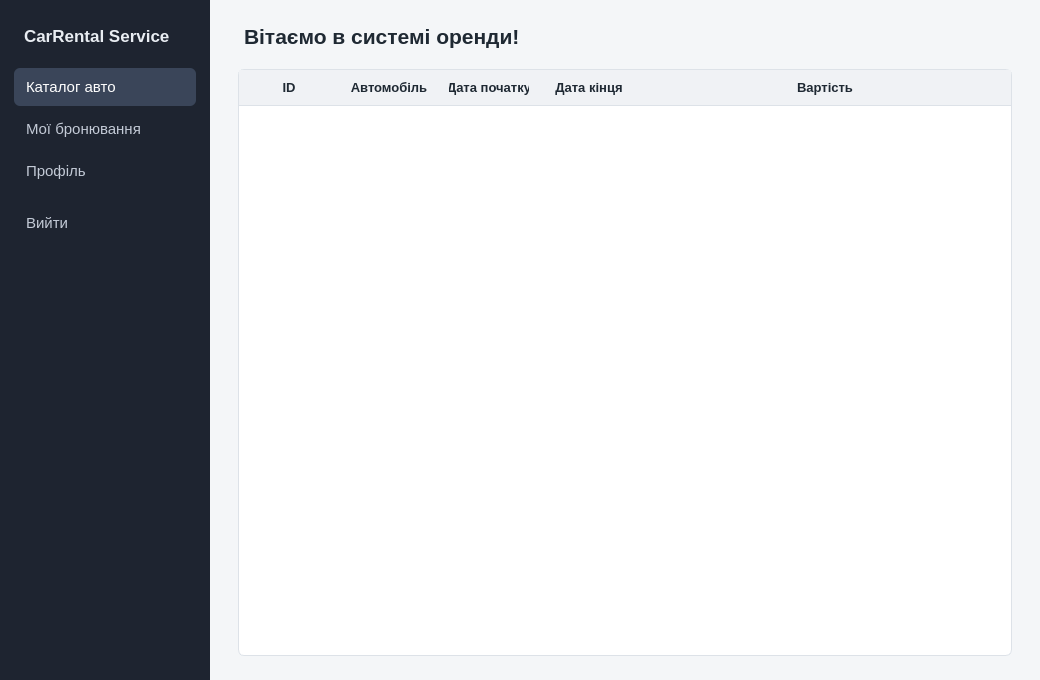
The window that userwindow.ui (lopez1k/kursova) describes before a commit, drawn with Qt 5.
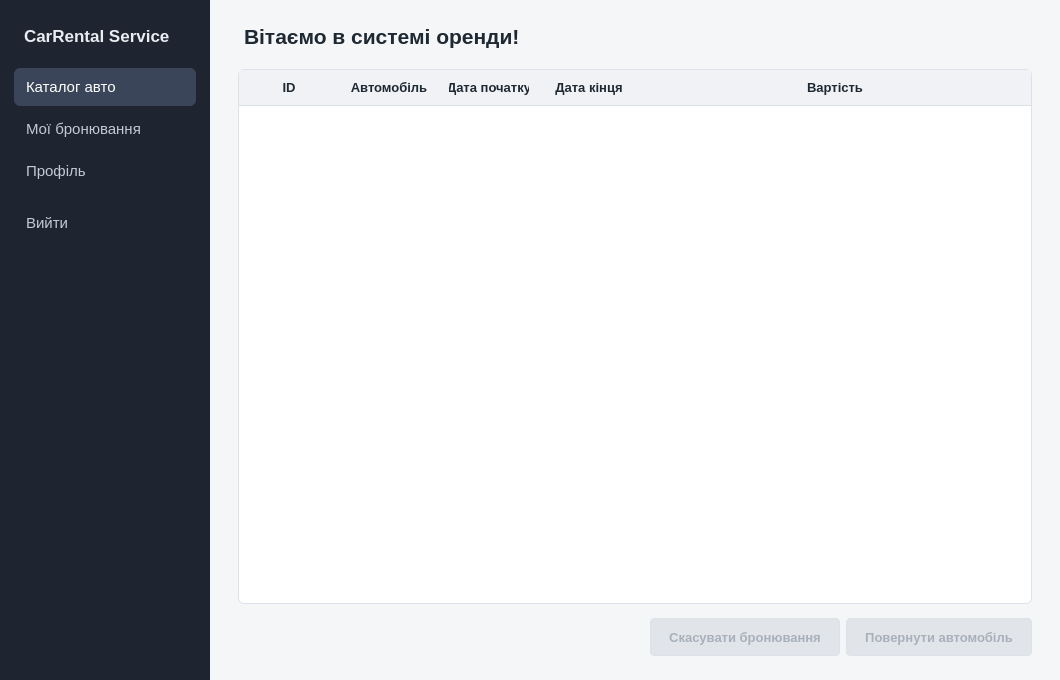
The same window after the commit. The open tabs and pages were chosen to show the change.

```diff
--- a/userwindow.ui
+++ b/userwindow.ui
@@ -6,7 +6,7 @@
    <rect>
     <x>0</x>
     <y>0</y>
-    <width>1040</width>
+    <width>1060</width>
     <height>680</height>
    </rect>
   </property>
@@ -119,6 +119,20 @@
     background: #FFFFFF; border: 1px solid #DDE2E8; border-radius: 6px;
     gridline-color: #E6E9ED; selection-background-color: #EEF3FA; selection-color: #1F2933;
 }
+QPushButton#btnReturnCar {
+    background: #4A6FA5; border: 1px solid #4A6FA5; border-radius: 4px;
+    color: #FFFFFF; font-weight: 600; padding: 8px 18px; min-height: 20px; margin-top: 8px;
+}
+QPushButton#btnReturnCar:hover   { background: #3F5F8F; border-color: #3F5F8F; }
+QPushButton#btnReturnCar:pressed { background: #34507A; }
+QPushButton#btnReturnCar:disabled { background: #E1E5EA; border-color: #DDE2E8; color: #A9B0BA; }
+QPushButton#btnCancelRental {
+    background: #FFFFFF; border: 1px solid #E8C4C0; border-radius: 4px;
+    color: #B42318; font-weight: 600; padding: 8px 18px; min-height: 20px; margin-top: 8px;
+}
+QPushButton#btnCancelRental:hover   { background: #FDF1F0; border-color: #D9A39D; }
+QPushButton#btnCancelRental:pressed { background: #FBE7E5; }
+QPushButton#btnCancelRental:disabled { background: #E1E5EA; border-color: #DDE2E8; color: #A9B0BA; }
 QHeaderView::section {
     background: #F0F2F5; border: none; border-bottom: 1px solid #DDE2E8;
     padding: 8px 10px; font-weight: 600;
@@ -648,6 +662,49 @@
            </column>
           </widget>
          </item>
+         <item>
+          <layout class="QHBoxLayout" name="myRentalsButtonsLayout">
+           <item>
+            <spacer name="myRentalsButtonsSpacer">
+             <property name="orientation">
+              <enum>Qt::Orientation::Horizontal</enum>
+             </property>
+             <property name="sizeHint" stdset="0">
+              <size>
+               <width>40</width>
+               <height>10</height>
+              </size>
+             </property>
+            </spacer>
+           </item>
+           <item>
+            <widget class="QPushButton" name="btnCancelRental">
+             <property name="enabled">
+              <bool>false</bool>
+             </property>
+             <property name="cursor">
+              <cursorShape>PointingHandCursor</cursorShape>
+             </property>
+             <property name="text">
+              <string>Скасувати бронювання</string>
+             </property>
+            </widget>
+           </item>
+           <item>
+            <widget class="QPushButton" name="btnReturnCar">
+             <property name="enabled">
+              <bool>false</bool>
+             </property>
+             <property name="cursor">
+              <cursorShape>PointingHandCursor</cursorShape>
+             </property>
+             <property name="text">
+              <string>Повернути автомобіль</string>
+             </property>
+            </widget>
+           </item>
+          </layout>
+         </item>
         </layout>
        </widget>
        <widget class="QWidget" name="profilePage">
```
